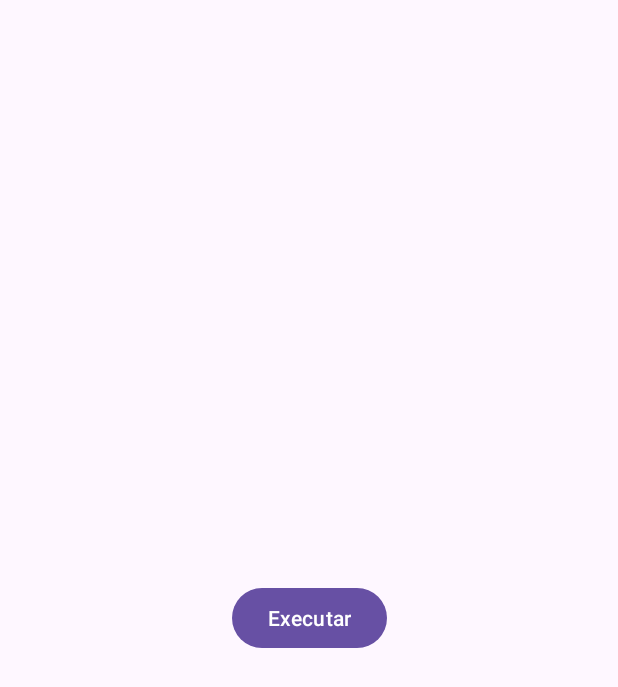
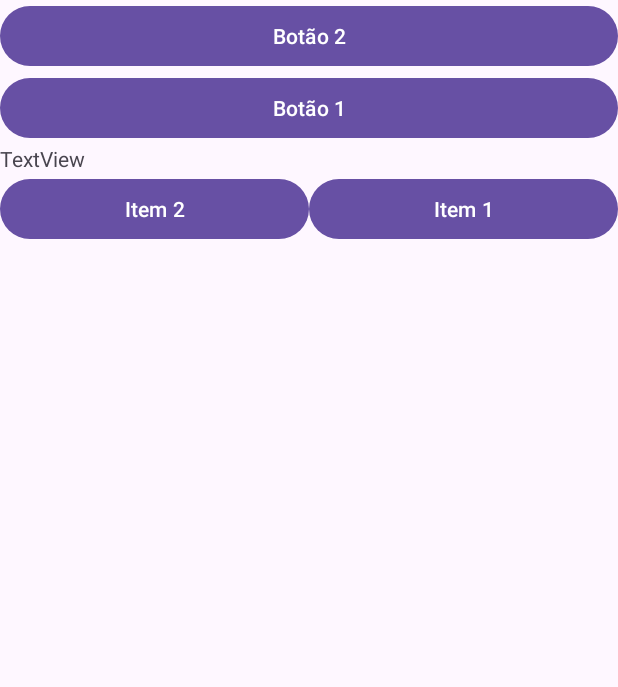
Before and after one commit to arttt95/view-binding-as, an Android app: the screen it shows after launch (MainActivity before the commit, LinearLayoutActivity after it), on a phone screen of 412 x 824 dp. Shown: the top 687 px of the screen. Run offline under Robolectric (Android 15) with nearby library versions, the phone set to English and light mode, and no system bars.

Commit message:
19DEZ24 - Aula 155 AS - LinearLayout - Aprofundando.

```diff
--- a/app/src/main/AndroidManifest.xml
+++ b/app/src/main/AndroidManifest.xml
@@ -14,6 +14,9 @@
         tools:targetApi="31">
         <activity
             android:name=".MainActivity"
+            android:exported="false" />
+        <activity
+            android:name=".LinearLayoutActivity"
             android:exported="true">
             <intent-filter>
                 <action android:name="android.intent.action.MAIN" />
--- /dev/null
+++ b/app/src/main/java/com/arttt95/aulaviewbinding/LinearLayoutActivity.kt
@@ -0,0 +1,20 @@
+package com.arttt95.aulaviewbinding
+
+import android.os.Bundle
+import androidx.activity.enableEdgeToEdge
+import androidx.appcompat.app.AppCompatActivity
+import androidx.core.view.ViewCompat
+import androidx.core.view.WindowInsetsCompat
+
+class LinearLayoutActivity : AppCompatActivity() {
+    override fun onCreate(savedInstanceState: Bundle?) {
+        super.onCreate(savedInstanceState)
+        enableEdgeToEdge()
+        setContentView(R.layout.activity_linear_layout)
+        ViewCompat.setOnApplyWindowInsetsListener(findViewById(R.id.main)) { v, insets ->
+            val systemBars = insets.getInsets(WindowInsetsCompat.Type.systemBars())
+            v.setPadding(systemBars.left, systemBars.top, systemBars.right, systemBars.bottom)
+            insets
+        }
+    }
+}
--- a/app/src/main/java/com/arttt95/aulaviewbinding/MainActivity.kt
+++ b/app/src/main/java/com/arttt95/aulaviewbinding/MainActivity.kt
@@ -8,6 +8,7 @@ import android.widget.TextView
 import android.widget.Toast
 import androidx.activity.enableEdgeToEdge
 import androidx.appcompat.app.AppCompatActivity
+import androidx.constraintlayout.widget.ConstraintLayout
 import androidx.core.view.ViewCompat
 import androidx.core.view.WindowInsetsCompat
 import androidx.recyclerview.widget.RecyclerView
@@ -41,6 +42,8 @@ class MainActivity : AppCompatActivity() {
 //        ----- ViewGroups -----
 //        LinearLayout -> ViewGroup -> View
 //        RecyclerView -> ViewGroup -> View
+//        ConstraintLayout -> ViewGroup -> View ***(MAIN)***
+//        LinearLayout -> ViewGroup -> View
 
 //        binding = ActivityMainBinding.inflate(layoutInflater)
 
--- /dev/null
+++ b/app/src/main/res/layout/activity_linear_layout.xml
@@ -0,0 +1,61 @@
+<?xml version="1.0" encoding="utf-8"?>
+<androidx.constraintlayout.widget.ConstraintLayout xmlns:android="http://schemas.android.com/apk/res/android"
+    xmlns:app="http://schemas.android.com/apk/res-auto"
+    xmlns:tools="http://schemas.android.com/tools"
+    android:id="@+id/main"
+    android:layout_width="match_parent"
+    android:layout_height="match_parent"
+    tools:context=".LinearLayoutActivity">
+
+    <LinearLayout
+        android:layout_width="0dp"
+        android:layout_height="0dp"
+        android:orientation="vertical"
+        app:layout_constraintBottom_toBottomOf="parent"
+        app:layout_constraintEnd_toEndOf="parent"
+        app:layout_constraintHorizontal_bias="0.5"
+        app:layout_constraintStart_toStartOf="parent"
+        app:layout_constraintTop_toTopOf="parent"
+        app:layout_constraintVertical_bias="0.5">
+
+        <Button
+            android:id="@+id/button3"
+            android:layout_width="match_parent"
+            android:layout_height="wrap_content"
+            android:text="Botão 2" />
+
+        <Button
+            android:id="@+id/button2"
+            android:layout_width="match_parent"
+            android:layout_height="wrap_content"
+            android:text="Botão 1" />
+
+        <TextView
+            android:id="@+id/textView"
+            android:layout_width="match_parent"
+            android:layout_height="wrap_content"
+            android:text="TextView" />
+
+        <LinearLayout
+            android:layout_width="match_parent"
+            android:layout_height="wrap_content"
+            android:orientation="horizontal">
+
+            <Button
+                android:id="@+id/button5"
+                android:layout_width="wrap_content"
+                android:layout_height="wrap_content"
+                android:layout_weight="1"
+                android:text="Item 2" />
+
+            <Button
+                android:id="@+id/button4"
+                android:layout_width="wrap_content"
+                android:layout_height="wrap_content"
+                android:layout_weight="1"
+                android:text="Item 1" />
+
+        </LinearLayout>
+
+    </LinearLayout>
+</androidx.constraintlayout.widget.ConstraintLayout>
--- a/app/src/main/res/layout/activity_main.xml
+++ b/app/src/main/res/layout/activity_main.xml
@@ -1,21 +1,17 @@
 <?xml version="1.0" encoding="utf-8"?>
-<androidx.constraintlayout.widget.ConstraintLayout xmlns:android="http://schemas.android.com/apk/res/android"
+<LinearLayout xmlns:android="http://schemas.android.com/apk/res/android"
     xmlns:app="http://schemas.android.com/apk/res-auto"
     xmlns:tools="http://schemas.android.com/tools"
     android:id="@+id/main"
     android:layout_width="match_parent"
     android:layout_height="match_parent"
+    android:gravity="center|top"
     tools:context=".MainActivity">
 
-    <Button
+    <TextView
         android:id="@+id/btnExecutar"
         android:layout_width="wrap_content"
         android:layout_height="wrap_content"
         android:text="Executar"
-        app:layout_constraintBottom_toBottomOf="parent"
-        app:layout_constraintEnd_toEndOf="parent"
-        app:layout_constraintHorizontal_bias="0.5"
-        app:layout_constraintStart_toStartOf="parent"
-        app:layout_constraintTop_toTopOf="parent"
-        app:layout_constraintVertical_bias="0.5" />
-</androidx.constraintlayout.widget.ConstraintLayout>
+        android:textSize="48sp" />
+</LinearLayout>
```
